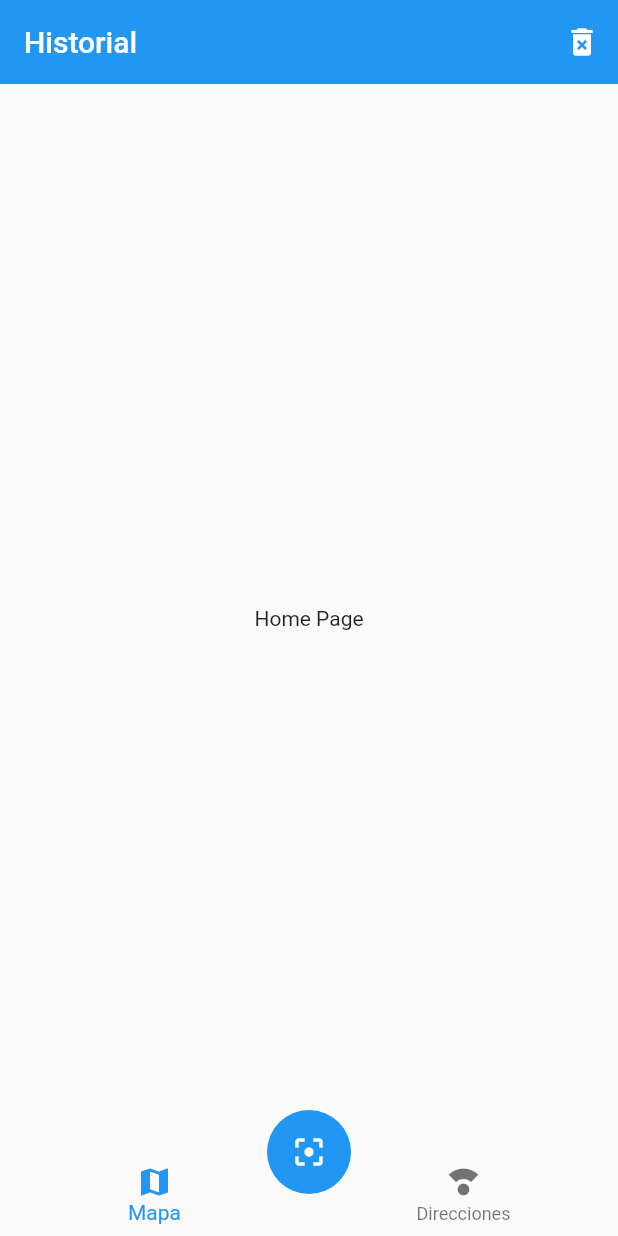
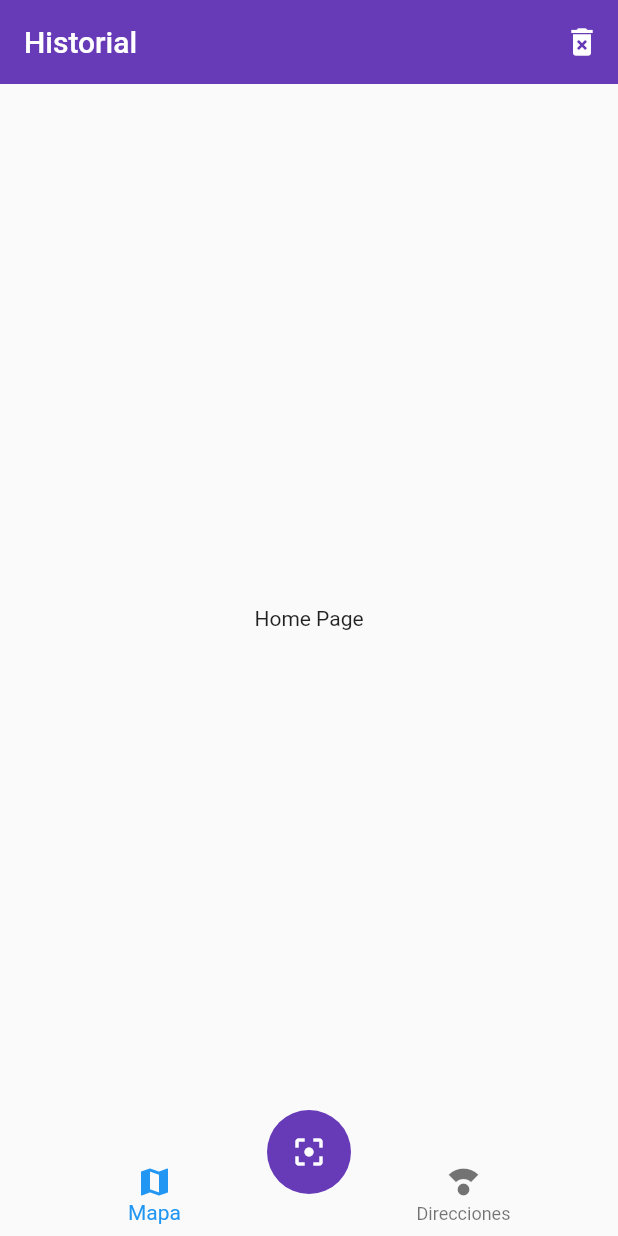
Before and after one commit to Fadria/flutter-QR-Reader, a Flutter app: the screen it shows after launch, on a phone screen of 412 x 824 dp. Run offline on Flutter 3.47's test engine with Material 2 defaults, Android fonts, the phone set to English and light mode, and no system bars.

Commit message:
Tema de la aplicación

```diff
--- a/lib/main.dart
+++ b/lib/main.dart
@@ -16,6 +16,11 @@ class MyApp extends StatelessWidget {
         'home': (_) => HomePage(),
         'mapa': (_) => MapaPage(),
       },
+      theme: ThemeData
+      (
+        primaryColor: Colors.deepPurple,
+        floatingActionButtonTheme: FloatingActionButtonThemeData(backgroundColor: Colors.deepPurple),
+      ),
     );
   }
 }
```
